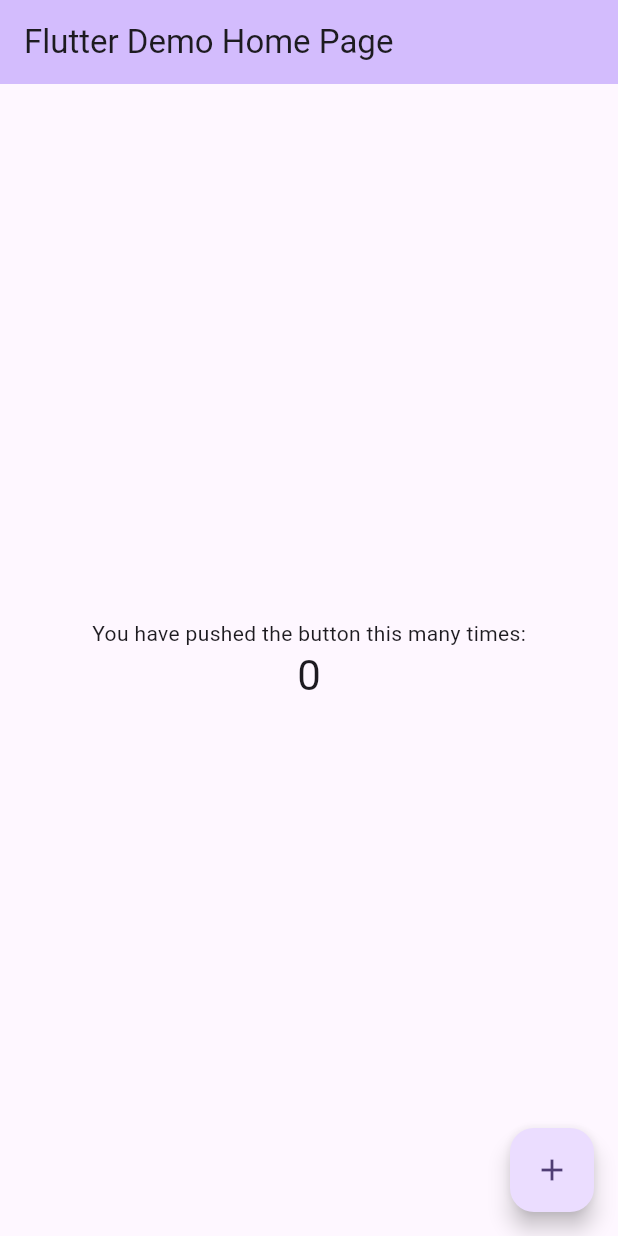
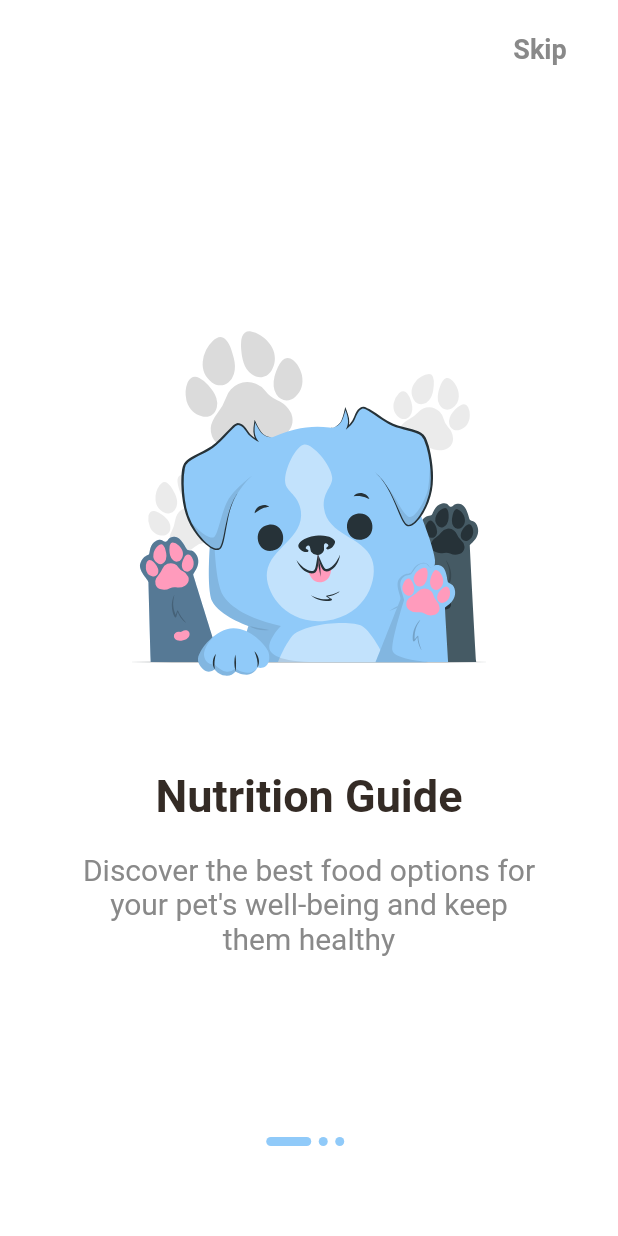
Before and after one commit to luismir15/pet-food-scanner, a Flutter app: the screen it shows after launch, on a phone screen of 412 x 824 dp. Run offline on Flutter 3.47's test engine with Material 2 defaults, Android fonts, the phone set to English and light mode, and no system bars; our stand-ins replace flutter_svg, shared_preferences.

Commit message:
ui: Added onboarding screen.
Implemented an onboarding screen to provide a seamless user
introduction and enhance the user experience.

```diff
--- /dev/null
+++ b/lib/helper/color_sys.dart
@@ -0,0 +1,7 @@
+import 'package:flutter/material.dart';
+
+class ColorSys {
+  static Color primary = const Color.fromRGBO(52, 43, 37, 1);
+  static Color grey = const Color.fromRGBO(137, 137, 137, 1);
+  static Color secondary = const Color.fromRGBO(144, 202, 249, 1);
+}
--- /dev/null
+++ b/lib/helper/strings.dart
@@ -0,0 +1,11 @@
+class Strings {
+  static var stepOneTitle = "Nutrition Guide";
+  static var stepOneContent =
+      "Discover the best food options for your pet's well-being and keep them healthy";
+  static var stepTwoTitle = "Product Analyzer";
+  static var stepTwoContent =
+      "Scan and evaluate pet products to ensure their safety and quality for your furry friend";
+  static var stepThreeTitle = "PetCare Essentials";
+  static var stepThreeContent =
+      "Access a comprehensive database of pet products and food, helping you make informed choices for your pet's care";
+}
--- a/lib/main.dart
+++ b/lib/main.dart
@@ -1,7 +1,16 @@
 import 'package:flutter/material.dart';
+import 'package:pet_food_scanner/screens/onboarding.dart';
+import 'package:pet_food_scanner/screens/signin.dart';
+import 'package:shared_preferences/shared_preferences.dart';
 
-void main() {
-  runApp(const MyApp());
+void main() async {
+  WidgetsFlutterBinding.ensureInitialized();
+  SharedPreferences prefs = await SharedPreferences.getInstance();
+  int? isviewed = prefs.getInt('onBoard');
+
+  runApp(MaterialApp(
+    home: isviewed != 0 ? const Onboarding() : const SignIn(),
+  ));
 }
 
 class MyApp extends StatelessWidget {
@@ -11,115 +20,11 @@ class MyApp extends StatelessWidget {
   @override
   Widget build(BuildContext context) {
     return MaterialApp(
-      title: 'Flutter Demo',
       theme: ThemeData(
-        // This is the theme of your application.
-        //
-        // TRY THIS: Try running your application with "flutter run". You'll see
-        // the application has a blue toolbar. Then, without quitting the app,
-        // try changing the seedColor in the colorScheme below to Colors.green
-        // and then invoke "hot reload" (save your changes or press the "hot
-        // reload" button in a Flutter-supported IDE, or press "r" if you used
-        // the command line to start the app).
-        //
-        // Notice that the counter didn't reset back to zero; the application
-        // state is not lost during the reload. To reset the state, use hot
-        // restart instead.
-        //
-        // This works for code too, not just values: Most code changes can be
-        // tested with just a hot reload.
         colorScheme: ColorScheme.fromSeed(seedColor: Colors.deepPurple),
         useMaterial3: true,
       ),
-      home: const MyHomePage(title: 'Flutter Demo Home Page'),
+      home: const Onboarding(),
     );
   }
 }
-
-class MyHomePage extends StatefulWidget {
-  const MyHomePage({super.key, required this.title});
-
-  // This widget is the home page of your application. It is stateful, meaning
-  // that it has a State object (defined below) that contains fields that affect
-  // how it looks.
-
-  // This class is the configuration for the state. It holds the values (in this
-  // case the title) provided by the parent (in this case the App widget) and
-  // used by the build method of the State. Fields in a Widget subclass are
-  // always marked "final".
-
-  final String title;
-
-  @override
-  State<MyHomePage> createState() => _MyHomePageState();
-}
-
-class _MyHomePageState extends State<MyHomePage> {
-  int _counter = 0;
-
-  void _incrementCounter() {
-    setState(() {
-      // This call to setState tells the Flutter framework that something has
-      // changed in this State, which causes it to rerun the build method below
-      // so that the display can reflect the updated values. If we changed
-      // _counter without calling setState(), then the build method would not be
-      // called again, and so nothing would appear to happen.
-      _counter++;
-    });
-  }
-
-  @override
-  Widget build(BuildContext context) {
-    // This method is rerun every time setState is called, for instance as done
-    // by the _incrementCounter method above.
-    //
-    // The Flutter framework has been optimized to make rerunning build methods
-    // fast, so that you can just rebuild anything that needs updating rather
-    // than having to individually change instances of widgets.
-    return Scaffold(
-      appBar: AppBar(
-        // TRY THIS: Try changing the color here to a specific color (to
-        // Colors.amber, perhaps?) and trigger a hot reload to see the AppBar
-        // change color while the other colors stay the same.
-        backgroundColor: Theme.of(context).colorScheme.inversePrimary,
-        // Here we take the value from the MyHomePage object that was created by
-        // the App.build method, and use it to set our appbar title.
-        title: Text(widget.title),
-      ),
-      body: Center(
-        // Center is a layout widget. It takes a single child and positions it
-        // in the middle of the parent.
-        child: Column(
-          // Column is also a layout widget. It takes a list of children and
-          // arranges them vertically. By default, it sizes itself to fit its
-          // children horizontally, and tries to be as tall as its parent.
-          //
-          // Column has various properties to control how it sizes itself and
-          // how it positions its children. Here we use mainAxisAlignment to
-          // center the children vertically; the main axis here is the vertical
-          // axis because Columns are vertical (the cross axis would be
-          // horizontal).
-          //
-          // TRY THIS: Invoke "debug painting" (choose the "Toggle Debug Paint"
-          // action in the IDE, or press "p" in the console), to see the
-          // wireframe for each widget.
-          mainAxisAlignment: MainAxisAlignment.center,
-          children: <Widget>[
-            const Text(
-              'You have pushed the button this many times:',
-            ),
-            Text(
-              '$_counter',
-              style: Theme.of(context).textTheme.headlineMedium,
-            ),
-          ],
-        ),
-      ),
-      floatingActionButton: FloatingActionButton(
-        onPressed: _incrementCounter,
-        tooltip: 'Increment',
-        child: const Icon(Icons.add),
-      ), // This trailing comma makes auto-formatting nicer for build methods.
-    );
-  }
-}
--- /dev/null
+++ b/lib/screens/onboarding.dart
@@ -0,0 +1,187 @@
+import 'package:flutter/material.dart';
+import 'package:flutter_svg/svg.dart';
+import 'package:pet_food_scanner/helper/color_sys.dart';
+import 'package:pet_food_scanner/helper/strings.dart';
+import 'package:pet_food_scanner/screens/signin.dart';
+import 'package:shared_preferences/shared_preferences.dart';
+
+class Onboarding extends StatefulWidget {
+  const Onboarding({super.key});
+
+  @override
+  State<Onboarding> createState() => _OnboardingState();
+}
+
+class _OnboardingState extends State<Onboarding> {
+  late PageController _pageController;
+  String text = "Skip";
+  int currentIndex = 0;
+
+  @override
+  void initState() {
+    _pageController = PageController(initialPage: 0);
+    super.initState();
+  }
+
+  @override
+  void dispose() {
+    _pageController.dispose();
+    super.dispose();
+  }
+
+  _storeOnboardInfo() async {
+    int isViewed = 0;
+    SharedPreferences prefs = await SharedPreferences.getInstance();
+    await prefs.setInt('onBoard', isViewed);
+  }
+
+  @override
+  Widget build(BuildContext context) {
+    return Scaffold(
+      backgroundColor: Colors.white,
+      appBar: AppBar(
+        elevation: 0,
+        backgroundColor: Colors.white,
+        actions: <Widget>[
+          Padding(
+            padding: const EdgeInsets.only(right: 20, top: 10),
+            child: TextButton(
+              onPressed: () {
+                _storeOnboardInfo();
+                Navigator.pushReplacement(context,
+                    MaterialPageRoute(builder: (context) => const SignIn()));
+              },
+              child: Text(
+                text,
+                style: TextStyle(
+                    color: ColorSys.grey,
+                    fontSize: 18,
+                    fontWeight: FontWeight.bold),
+              ),
+            ),
+          )
+        ],
+      ),
+      body: Stack(
+        alignment: Alignment.bottomCenter,
+        children: <Widget>[
+          PageView(
+            onPageChanged: (int page) {
+              setState(() {
+                currentIndex = page;
+                text = currentIndex == 2 ? "Next" : "Skip";
+              });
+            },
+            controller: _pageController,
+            children: <Widget>[
+              makePage(
+                  image: 'assets/images/step-one.svg',
+                  title: Strings.stepOneTitle,
+                  content: Strings.stepOneContent),
+              makePage(
+                  reverse: true,
+                  image: 'assets/images/step-two.svg',
+                  title: Strings.stepTwoTitle,
+                  content: Strings.stepTwoContent),
+              makePage(
+                  image: 'assets/images/step-three.svg',
+                  title: Strings.stepThreeTitle,
+                  content: Strings.stepThreeContent),
+            ],
+          ),
+          Container(
+            margin: const EdgeInsets.only(bottom: 60),
+            child: Row(
+              mainAxisAlignment: MainAxisAlignment.center,
+              children: _buildIndicator(),
+            ),
+          )
+        ],
+      ),
+    );
+  }
+
+  Widget makePage({image, title, content, reverse = false}) {
+    return Container(
+      padding: const EdgeInsets.only(left: 50, right: 50, bottom: 60),
+      child: Column(
+        mainAxisAlignment: MainAxisAlignment.center,
+        children: <Widget>[
+          !reverse
+              ? Column(
+                  children: <Widget>[
+                    Padding(
+                      padding: const EdgeInsets.symmetric(horizontal: 20),
+                      child: SvgPicture.asset(
+                        image,
+                        height: 300,
+                      ),
+                    ),
+                    const SizedBox(
+                      height: 30,
+                    ),
+                  ],
+                )
+              : const SizedBox(),
+          Text(
+            title,
+            style: TextStyle(
+                color: ColorSys.primary,
+                fontSize: 30,
+                fontWeight: FontWeight.bold),
+          ),
+          const SizedBox(
+            height: 20,
+          ),
+          Text(
+            content,
+            textAlign: TextAlign.center,
+            style: TextStyle(
+                color: ColorSys.grey,
+                fontSize: 20,
+                fontWeight: FontWeight.w400),
+          ),
+          reverse
+              ? Column(
+                  children: <Widget>[
+                    const SizedBox(
+                      height: 30,
+                    ),
+                    Padding(
+                      padding: const EdgeInsets.symmetric(horizontal: 20),
+                      child: SvgPicture.asset(
+                        image,
+                        height: 300,
+                      ),
+                    ),
+                  ],
+                )
+              : const SizedBox(),
+        ],
+      ),
+    );
+  }
+
+  Widget _indicator(bool isActive) {
+    return AnimatedContainer(
+      duration: const Duration(milliseconds: 300),
+      height: 6,
+      width: isActive ? 30 : 6,
+      margin: const EdgeInsets.only(right: 5),
+      decoration: BoxDecoration(
+          color: ColorSys.secondary, borderRadius: BorderRadius.circular(5)),
+    );
+  }
+
+  List<Widget> _buildIndicator() {
+    List<Widget> indicators = [];
+    for (int i = 0; i < 3; i++) {
+      if (currentIndex == i) {
+        indicators.add(_indicator(true));
+      } else {
+        indicators.add(_indicator(false));
+      }
+    }
+    return indicators;
+  }
+}
--- /dev/null
+++ b/lib/screens/signin.dart
@@ -0,0 +1,10 @@
+import 'package:flutter/material.dart';
+
+class SignIn extends StatelessWidget {
+  const SignIn({super.key});
+
+  @override
+  Widget build(BuildContext context) {
+    return Scaffold();
+  }
+}
```
Also changed, not shown: pubspec.yaml (+8 -7 lines), assets/images/step-one.svg (added), assets/images/step-three.svg (added), assets/images/step-two.svg (added), pubspec.lock, 6 other files.
